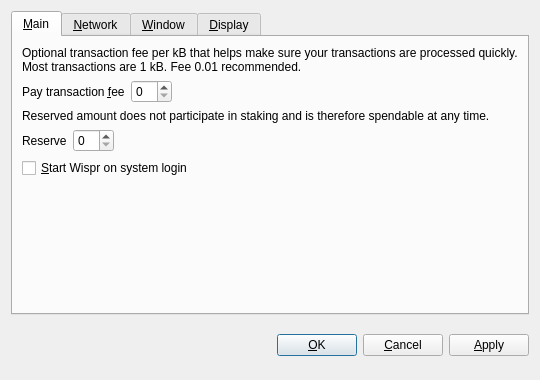
Old version of the form src/qt/forms/optionsdialog.ui in the repository WisprProject/core.
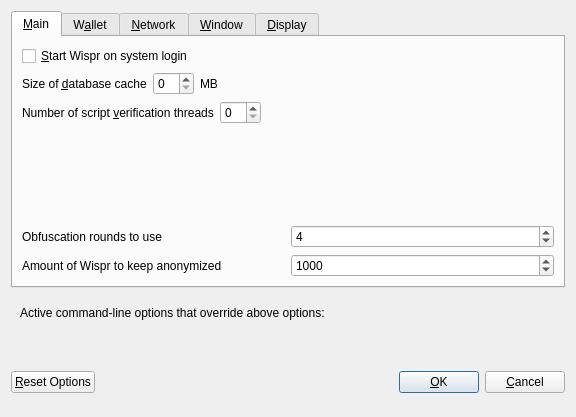
New version of the form. The open tabs and pages were chosen to show the change. Custom widgets are drawn as their Qt base class.

Patch:
```diff
--- a/src/qt/forms/optionsdialog.ui
+++ b/src/qt/forms/optionsdialog.ui
@@ -6,8 +6,8 @@
    <rect>
     <x>0</x>
     <y>0</y>
-    <width>540</width>
-    <height>380</height>
+    <width>576</width>
+    <height>417</height>
    </rect>
   </property>
   <property name="windowTitle">
@@ -19,9 +19,6 @@
   <layout class="QVBoxLayout" name="verticalLayout">
    <item>
     <widget class="QTabWidget" name="tabWidget">
-     <property name="tabPosition">
-      <enum>QTabWidget::North</enum>
-     </property>
      <property name="currentIndex">
       <number>3</number>
      </property>
@@ -30,98 +27,6 @@
        <string>&amp;Main</string>
       </attribute>
       <layout class="QVBoxLayout" name="verticalLayout_Main">
-       <item>
-        <widget class="QLabel" name="transactionFeeInfoLabel">
-         <property name="text">
-          <string>Optional transaction fee per kB that helps make sure your transactions are processed quickly. Most transactions are 1 kB. Fee 0.01 recommended.</string>
-         </property>
-         <property name="textFormat">
-          <enum>Qt::PlainText</enum>
-         </property>
-         <property name="wordWrap">
-          <bool>true</bool>
-         </property>
-        </widget>
-       </item>
-       <item>
-        <layout class="QHBoxLayout" name="horizontalLayoutFee">
-         <item>
-          <widget class="QLabel" name="transactionFeeLabel">
-           <property name="text">
-            <string>Pay transaction &amp;fee</string>
-           </property>
-           <property name="textFormat">
-            <enum>Qt::PlainText</enum>
-           </property>
-           <property name="buddy">
-            <cstring>transactionFee</cstring>
-           </property>
-          </widget>
-         </item>
-         <item>
-          <widget class="BitcoinAmountField" name="transactionFee"/>
-         </item>
-         <item>
-          <spacer name="horizontalSpacerFee">
-           <property name="orientation">
-            <enum>Qt::Horizontal</enum>
-           </property>
-           <property name="sizeHint" stdset="0">
-            <size>
-             <width>40</width>
-             <height>20</height>
-            </size>
-           </property>
-          </spacer>
-         </item>
-        </layout>
-       </item>
-       <item>
-        <widget class="QLabel" name="reserveBalanceInfoLabel">
-         <property name="text">
-          <string>Reserved amount does not participate in staking and is therefore spendable at any time.</string>
-         </property>
-         <property name="textFormat">
-          <enum>Qt::PlainText</enum>
-         </property>
-         <property name="wordWrap">
-          <bool>true</bool>
-         </property>
-        </widget>
-       </item>
-       <item>
-        <layout class="QHBoxLayout" name="horizontalLayoutReserveBalance">
-         <item>
-          <widget class="QLabel" name="reserveBalanceLabel">
-           <property name="text">
-            <string>Reserve</string>
-           </property>
-           <property name="textFormat">
-            <enum>Qt::PlainText</enum>
-           </property>
-           <property name="buddy">
-            <cstring>reserveBalance</cstring>
-           </property>
-          </widget>
-         </item>
-         <item>
-          <widget class="BitcoinAmountField" name="reserveBalance"/>
-         </item>
-         <item>
-          <spacer name="horizontalSpacerReserveBalance">
-           <property name="orientation">
-            <enum>Qt::Horizontal</enum>
-           </property>
-           <property name="sizeHint" stdset="0">
-            <size>
-             <width>40</width>
-             <height>20</height>
-            </size>
-           </property>
-          </spacer>
-         </item>
-        </layout>
-       </item>
        <item>
         <widget class="QCheckBox" name="bitcoinAtStartup">
          <property name="toolTip">
@@ -132,6 +37,86 @@
          </property>
         </widget>
        </item>
+       <item>
+        <layout class="QHBoxLayout" name="horizontalLayout_2_Main">
+         <item>
+          <widget class="QLabel" name="databaseCacheLabel">
+           <property name="text">
+            <string>Size of &amp;database cache</string>
+           </property>
+           <property name="textFormat">
+            <enum>Qt::PlainText</enum>
+           </property>
+           <property name="buddy">
+            <cstring>databaseCache</cstring>
+           </property>
+          </widget>
+         </item>
+         <item>
+          <widget class="QSpinBox" name="databaseCache"/>
+         </item>
+         <item>
+          <widget class="QLabel" name="databaseCacheUnitLabel">
+           <property name="text">
+            <string>MB</string>
+           </property>
+           <property name="textFormat">
+            <enum>Qt::PlainText</enum>
+           </property>
+          </widget>
+         </item>
+         <item>
+          <spacer name="horizontalSpacer_2_Main">
+           <property name="orientation">
+            <enum>Qt::Horizontal</enum>
+           </property>
+           <property name="sizeHint" stdset="0">
+            <size>
+             <width>40</width>
+             <height>20</height>
+            </size>
+           </property>
+          </spacer>
+         </item>
+        </layout>
+       </item>
+       <item>
+        <layout class="QHBoxLayout" name="horizontalLayout_3_Main">
+         <item>
+          <widget class="QLabel" name="threadsScriptVerifLabel">
+           <property name="text">
+            <string>Number of script &amp;verification threads</string>
+           </property>
+           <property name="textFormat">
+            <enum>Qt::PlainText</enum>
+           </property>
+           <property name="buddy">
+            <cstring>threadsScriptVerif</cstring>
+           </property>
+          </widget>
+         </item>
+         <item>
+          <widget class="QSpinBox" name="threadsScriptVerif">
+           <property name="toolTip">
+            <string>(0 = auto, &lt;0 = leave that many cores free)</string>
+           </property>
+          </widget>
+         </item>
+         <item>
+          <spacer name="horizontalSpacer_3_Main">
+           <property name="orientation">
+            <enum>Qt::Horizontal</enum>
+           </property>
+           <property name="sizeHint" stdset="0">
+            <size>
+             <width>40</width>
+             <height>20</height>
+            </size>
+           </property>
+          </spacer>
+         </item>
+        </layout>
+       </item>
        <item>
         <spacer name="verticalSpacer_Main">
          <property name="orientation">
@@ -145,6 +130,134 @@
          </property>
         </spacer>
        </item>
+       <item>
+        <layout class="QHBoxLayout" name="horizontalLayout_4_Main">
+         <item>
+          <widget class="QLabel" name="label">
+           <property name="toolTip">
+            <string>This setting determines the amount of individual masternodes that an input will be anonymized through.&lt;br/&gt;More rounds of anonymization gives a higher degree of privacy, but also costs more in fees.</string>
+           </property>
+           <property name="text">
+            <string>Obfuscation rounds to use</string>
+           </property>
+          </widget>
+         </item>
+         <item>
+          <widget class="QSpinBox" name="obfuscationRounds">
+           <property name="minimum">
+            <number>2</number>
+           </property>
+           <property name="maximum">
+            <number>8</number>
+           </property>
+           <property name="value">
+            <number>4</number>
+           </property>
+          </widget>
+         </item>
+        </layout>
+       </item>
+       <item>
+        <layout class="QHBoxLayout" name="horizontalLayout">
+         <item>
+          <widget class="QLabel" name="label_2">
+           <property name="toolTip">
+            <string>This amount acts as a threshold to turn off Obfuscation once it's reached.</string>
+           </property>
+           <property name="statusTip">
+            <string notr="true"/>
+           </property>
+           <property name="whatsThis">
+            <string notr="true"/>
+           </property>
+           <property name="accessibleName">
+            <string notr="true"/>
+           </property>
+           <property name="accessibleDescription">
+            <string notr="true"/>
+           </property>
+           <property name="text">
+            <string>Amount of Wispr to keep anonymized</string>
+           </property>
+          </widget>
+         </item>
+         <item>
+          <widget class="QSpinBox" name="anonymizePivx">
+           <property name="minimum">
+            <number>100</number>
+           </property>
+           <property name="maximum">
+            <number>100000</number>
+           </property>
+           <property name="singleStep">
+            <number>100</number>
+           </property>
+           <property name="value">
+            <number>1000</number>
+           </property>
+          </widget>
+         </item>
+        </layout>
+       </item>
+      </layout>
+     </widget>
+     <widget class="QWidget" name="tabWallet">
+      <attribute name="title">
+       <string>W&amp;allet</string>
+      </attribute>
+      <layout class="QVBoxLayout" name="verticalLayout_Wallet">
+       <item>
+        <widget class="QGroupBox" name="groupBox">
+         <property name="title">
+          <string>Expert</string>
+         </property>
+         <layout class="QVBoxLayout" name="verticalLayout_2">
+          <item>
+           <widget class="QCheckBox" name="coinControlFeatures">
+            <property name="toolTip">
+             <string>Whether to show coin control features or not.</string>
+            </property>
+            <property name="text">
+             <string>Enable coin &amp;control features</string>
+            </property>
+           </widget>
+          </item>
+          <item>
+           <widget class="QCheckBox" name="showMasternodesTab">
+            <property name="toolTip">
+             <string>Show additional tab listing all your masternodes in first sub-tab&lt;br/&gt;and all masternodes on the network in second sub-tab.</string>
+            </property>
+            <property name="text">
+             <string>Show Masternodes Tab</string>
+            </property>
+           </widget>
+          </item>
+          <item>
+           <widget class="QCheckBox" name="spendZeroConfChange">
+            <property name="toolTip">
+             <string>If you disable the spending of unconfirmed change, the change from a transaction&lt;br/&gt;cannot be used until that transaction has at least one confirmation.&lt;br/&gt;This also affects how your balance is computed.</string>
+            </property>
+            <property name="text">
+             <string>&amp;Spend unconfirmed change</string>
+            </property>
+           </widget>
+          </item>
+         </layout>
+        </widget>
+       </item>
+       <item>
+        <spacer name="verticalSpacer_Wallet">
+         <property name="orientation">
+          <enum>Qt::Vertical</enum>
+         </property>
+         <property name="sizeHint" stdset="0">
+          <size>
+           <width>20</width>
+           <height>40</height>
+          </size>
+         </property>
+        </spacer>
+       </item>
       </layout>
      </widget>
      <widget class="QWidget" name="tabNetwork">
@@ -376,8 +489,67 @@
      </widget>
     </widget>
    </item>
+   <item>
+    <widget class="QFrame" name="frame">
+     <layout class="QVBoxLayout" name="verticalLayout_Bottom">
+      <item>
+       <layout class="QHBoxLayout" name="horizontalLayout_Bottom">
+        <item>
+         <widget class="QLabel" name="overriddenByCommandLineInfoLabel">
+          <property name="text">
+           <string>Active command-line options that override above options:</string>
+          </property>
+          <property name="textFormat">
+           <enum>Qt::PlainText</enum>
+          </property>
+         </widget>
+        </item>
+        <item>
+         <spacer name="horizontalSpacer_Bottom">
+          <property name="orientation">
+           <enum>Qt::Horizontal</enum>
+          </property>
+          <property name="sizeHint" stdset="0">
+           <size>
+            <width>40</width>
+            <height>20</height>
+           </size>
+          </property>
+         </spacer>
+        </item>
+       </layout>
+      </item>
+      <item>
+       <widget class="QLabel" name="overriddenByCommandLineLabel">
+        <property name="text">
+         <string/>
+        </property>
+        <property name="textFormat">
+         <enum>Qt::PlainText</enum>
+        </property>
+        <property name="wordWrap">
+         <bool>true</bool>
+        </property>
+       </widget>
+      </item>
+     </layout>
+    </widget>
+   </item>
    <item>
     <layout class="QHBoxLayout" name="horizontalLayout_Buttons">
+     <item>
+      <widget class="QPushButton" name="resetButton">
+       <property name="toolTip">
+        <string>Reset all client options to default.</string>
+       </property>
+       <property name="text">
+        <string>&amp;Reset Options</string>
+       </property>
+       <property name="autoDefault">
+        <bool>false</bool>
+       </property>
+      </widget>
+     </item>
      <item>
       <spacer name="horizontalSpacer_1">
        <property name="orientation">
@@ -393,6 +565,12 @@
      </item>
      <item>
       <widget class="QLabel" name="statusLabel">
+       <property name="minimumSize">
+        <size>
+         <width>200</width>
+         <height>0</height>
+        </size>
+       </property>
        <property name="font">
         <font>
          <weight>75</weight>
@@ -428,6 +606,12 @@
        <property name="text">
         <string>&amp;OK</string>
        </property>
+       <property name="autoDefault">
+        <bool>false</bool>
+       </property>
+       <property name="default">
+        <bool>true</bool>
+       </property>
       </widget>
      </item>
      <item>
@@ -440,36 +624,21 @@
        </property>
       </widget>
      </item>
-     <item>
-      <widget class="QPushButton" name="applyButton">
-       <property name="text">
-        <string>&amp;Apply</string>
-       </property>
-       <property name="autoDefault">
-        <bool>false</bool>
-       </property>
-      </widget>
-     </item>
     </layout>
    </item>
   </layout>
  </widget>
  <customwidgets>
-  <customwidget>
-   <class>BitcoinAmountField</class>
-   <extends>QSpinBox</extends>
-   <header>bitcoinamountfield.h</header>
-  </customwidget>
-  <customwidget>
-   <class>QValueComboBox</class>
-   <extends>QComboBox</extends>
-   <header>qvaluecombobox.h</header>
-  </customwidget>
   <customwidget>
    <class>QValidatedLineEdit</class>
    <extends>QLineEdit</extends>
    <header>qvalidatedlineedit.h</header>
   </customwidget>
+  <customwidget>
+   <class>QValueComboBox</class>
+   <extends>QComboBox</extends>
+   <header>qvaluecombobox.h</header>
+  </customwidget>
  </customwidgets>
  <resources/>
  <connections/>
```
Left out of the diff: 130 changed lines with no effect on the pictures.
